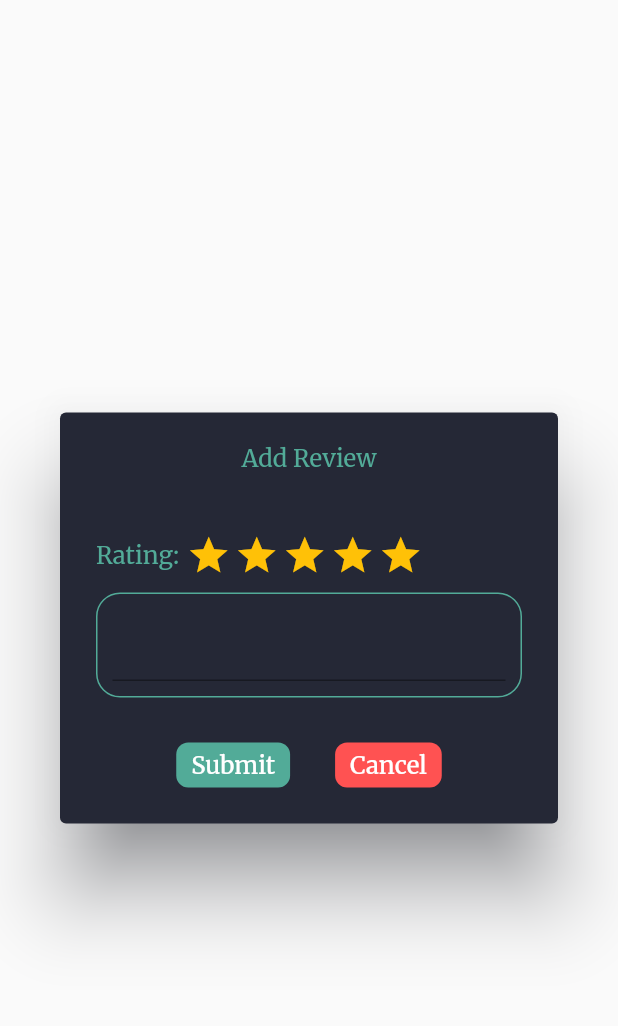
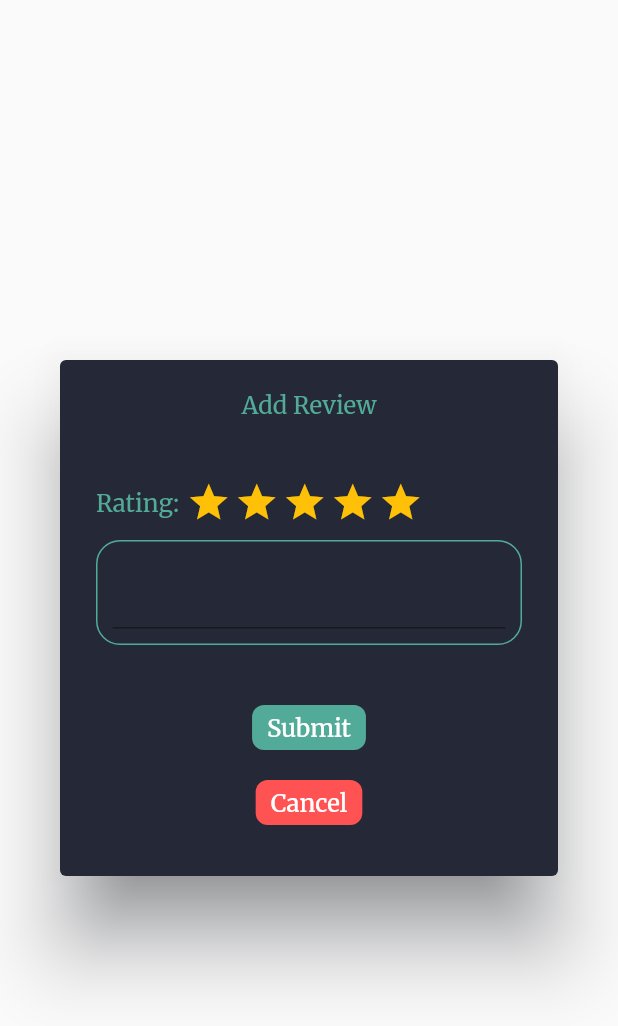
Before and after one commit to hazemt1/Fake_News_Detector_Flutter, a Flutter app: the CreateNewReview widget shown alone on an empty page, opened directly with empty values, on a phone screen of 412 x 824 dp. Shown: the top 1026 px of the screen. Run offline on Flutter 3.47's test engine with Material 2 defaults, Android fonts, the light colour scheme and no system bars; drawn by our look-alikes of flutter_rating_bar; our stand-ins replace bloc, cached_network_image, flutter_bloc, flutter_svg, google_fonts, hexcolor and 1 more; accounts and stored records are empty; generated files the repository leaves out were written again.

Commit message:
UI fixes

```diff
--- a/lib/Api/DetectorAPI.dart
+++ b/lib/Api/DetectorAPI.dart
@@ -14,11 +14,13 @@ class DetectorAPI{
     var body = jsonEncode(data) ;
     final response = await http.post(uri,body: body ,headers: headers);
     // print(response.body);
+    // print(response.statusCode);
     if (response.statusCode >= 200 && response.statusCode < 400) {
       var decoded =jsonDecode(response.body)["result_Percent"];
       return decoded;
     }
     else if(response.statusCode == 400) {
+      // print('hello');
       return -1;
     }
     else if(response.statusCode == 401 &&
--- a/lib/Screens/Detector.dart
+++ b/lib/Screens/Detector.dart
@@ -233,10 +233,10 @@ class _DetectorState extends State<Detector> {
     } else {
       res = await DetectorAPI.guestDetect(newsText);
     }
-
+    print(res);
     setState(() {
       if(res==-1){
-        errorFlag = false;
+        errorFlag = true;
         error = AppLocalizations.of(context)!.wrongLang;
       }else if(res==-99){
         Preferences.removeUser();
--- a/lib/Screens/Review/widgets/CreateNewReview.dart
+++ b/lib/Screens/Review/widgets/CreateNewReview.dart
@@ -88,7 +88,7 @@ class _CreateNewReviewState extends State<CreateNewReview> {
                   horizontal: 10,
                   vertical: 10,
                 ),
-                constraints: const BoxConstraints(maxHeight: 700),
+                constraints: const BoxConstraints(maxHeight: 400),
                 width: double.infinity,
                 decoration: BoxDecoration(
                   color: Theme.of(context).primaryColor,
@@ -105,9 +105,14 @@ class _CreateNewReviewState extends State<CreateNewReview> {
               const SizedBox(
                 height: 30,
               ),
-              Wrap(
-                spacing: 10,
-                runSpacing: 20,
+              ConstrainedBox(
+                constraints: const BoxConstraints(
+                  maxHeight: 300
+                ),
+                child: Wrap(
+                  // spacing: 10,
+                  // runSpacing: 20,
+                  alignment: WrapAlignment.center,
                   children: [
                     InkWell(
                       onTap: () async {
@@ -143,6 +148,7 @@ class _CreateNewReviewState extends State<CreateNewReview> {
                         }
                       },
                       child: Container(
+                        margin: const EdgeInsets.symmetric(horizontal: 50,vertical: 10),
                         padding: const EdgeInsets.symmetric(
                             vertical: 5, horizontal: 10),
                         decoration: BoxDecoration(
@@ -155,7 +161,7 @@ class _CreateNewReviewState extends State<CreateNewReview> {
                         ),
                       ),
                     ),
-                  const Spacer(),
+                    // const Spacer(),
                     if (widget.userReview != null)
                       InkWell(
                         onTap: () {
@@ -169,6 +175,7 @@ class _CreateNewReviewState extends State<CreateNewReview> {
                           Navigator.of(context).pop();
                         },
                         child: Container(
+                          margin: const EdgeInsets.symmetric(horizontal: 50,vertical: 10),
                           padding: const EdgeInsets.symmetric(
                               vertical: 5, horizontal: 10),
                           decoration: BoxDecoration(
@@ -181,10 +188,11 @@ class _CreateNewReviewState extends State<CreateNewReview> {
                           ),
                         ),
                       ),
-                  const Spacer(),
+                    // const Spacer(),
                     InkWell(
                       onTap: () => Navigator.of(context).pop(),
                       child: Container(
+                        margin: const EdgeInsets.symmetric(horizontal: 50,vertical: 10),
                         padding: const EdgeInsets.symmetric(
                             vertical: 5, horizontal: 10),
                         decoration: BoxDecoration(
@@ -199,6 +207,7 @@ class _CreateNewReviewState extends State<CreateNewReview> {
                     ),
                   ],
                 ),
+              ),
             ],
           ),
         ),
--- a/lib/Screens/Trending/Trending.dart
+++ b/lib/Screens/Trending/Trending.dart
@@ -44,6 +44,7 @@ class _TrendingScreenState extends State<TrendingScreen> {
         child: FutureBuilder<NewsResponse>(
           future: newsSources,
           builder: (context, snapShot) {
+            print(snapShot.hasData);
             if (snapShot.hasData) {
               return ListView.builder(
 
--- a/lib/Widgets/CustomDrawer.dart
+++ b/lib/Widgets/CustomDrawer.dart
@@ -76,8 +76,9 @@ class _CustomDrawerState extends State<CustomDrawer> {
             crossAxisAlignment: CrossAxisAlignment.center,
             children: [
               if(MediaQuery.of(context).size.height>500)
-              const SizedBox(height: 200,),
+              const SizedBox(height: 75,),
               ListView.builder(
+                physics: const NeverScrollableScrollPhysics(),
                 shrinkWrap: true,
                   itemCount: list.length,
                   itemBuilder: (context,index){
```
Also changed, not shown: lib/Api/TrendingAPI.dart (+7 -8 lines). Lines whose indentation alone changed are shown as unchanged.
